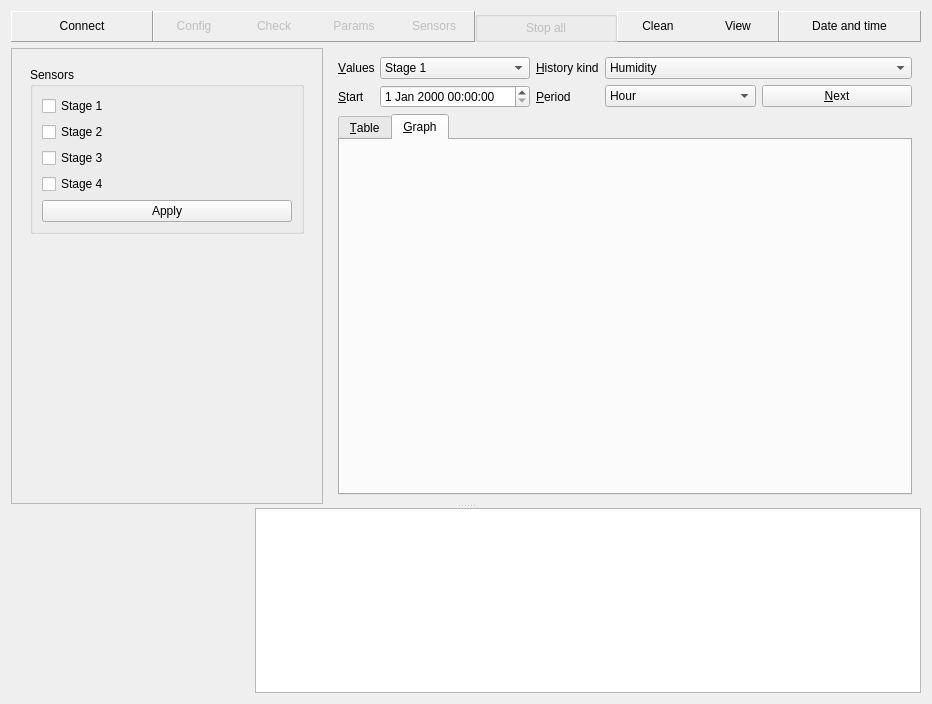
Old version of the form gui/mainwindow.ui in the repository Shmuma/grain-watering.
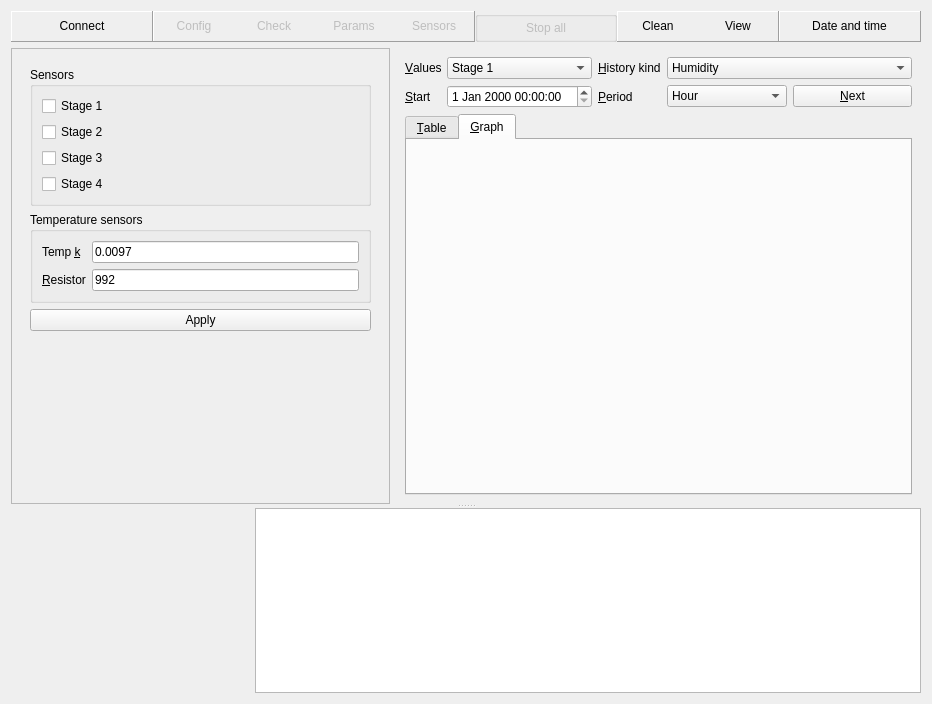
New version of the form. Custom widgets are drawn as their Qt base class.

Commit message: Temperature formula fixed. There are two new config parameters for temperature coefficients.

Diff of the .ui file:
```diff
--- a/gui/mainwindow.ui
+++ b/gui/mainwindow.ui
@@ -902,16 +902,59 @@
                    </property>
                   </widget>
                  </item>
-                 <item>
-                  <widget class="QPushButton" name="stageSensorsApplyButton" >
+                </layout>
+               </widget>
+              </item>
+              <item>
+               <widget class="QGroupBox" name="groupBox_4" >
+                <property name="title" >
+                 <string>Temperature sensors</string>
+                </property>
+                <layout class="QGridLayout" >
+                 <item row="0" column="0" >
+                  <widget class="QLabel" name="label_18" >
                    <property name="text" >
-                    <string>Apply</string>
+                    <string>Temp &amp;k</string>
                    </property>
+                   <property name="buddy" >
+                    <cstring>tempKEdit</cstring>
+                   </property>
                   </widget>
                  </item>
+                 <item row="0" column="1" >
+                  <widget class="QLineEdit" name="tempKEdit" >
+                   <property name="text" >
+                    <string>0.0097</string>
+                   </property>
+                  </widget>
+                 </item>
+                 <item row="1" column="0" >
+                  <widget class="QLabel" name="label_19" >
+                   <property name="text" >
+                    <string>&amp;Resistor</string>
+                   </property>
+                   <property name="buddy" >
+                    <cstring>tempResistorEdit</cstring>
+                   </property>
+                  </widget>
+                 </item>
+                 <item row="1" column="1" >
+                  <widget class="QLineEdit" name="tempResistorEdit" >
+                   <property name="text" >
+                    <string>992</string>
+                   </property>
+                  </widget>
+                 </item>
                 </layout>
                </widget>
               </item>
+              <item>
+               <widget class="QPushButton" name="stageSensorsApplyButton" >
+                <property name="text" >
+                 <string>Apply</string>
+                </property>
+               </widget>
+              </item>
               <item>
                <spacer>
                 <property name="orientation" >
@@ -919,8 +962,8 @@
                 </property>
                 <property name="sizeHint" >
                  <size>
-                  <width>20</width>
-                  <height>40</height>
+                  <width>341</width>
+                  <height>41</height>
                  </size>
                 </property>
                </spacer>
```
The commit also changes 9 other files.
